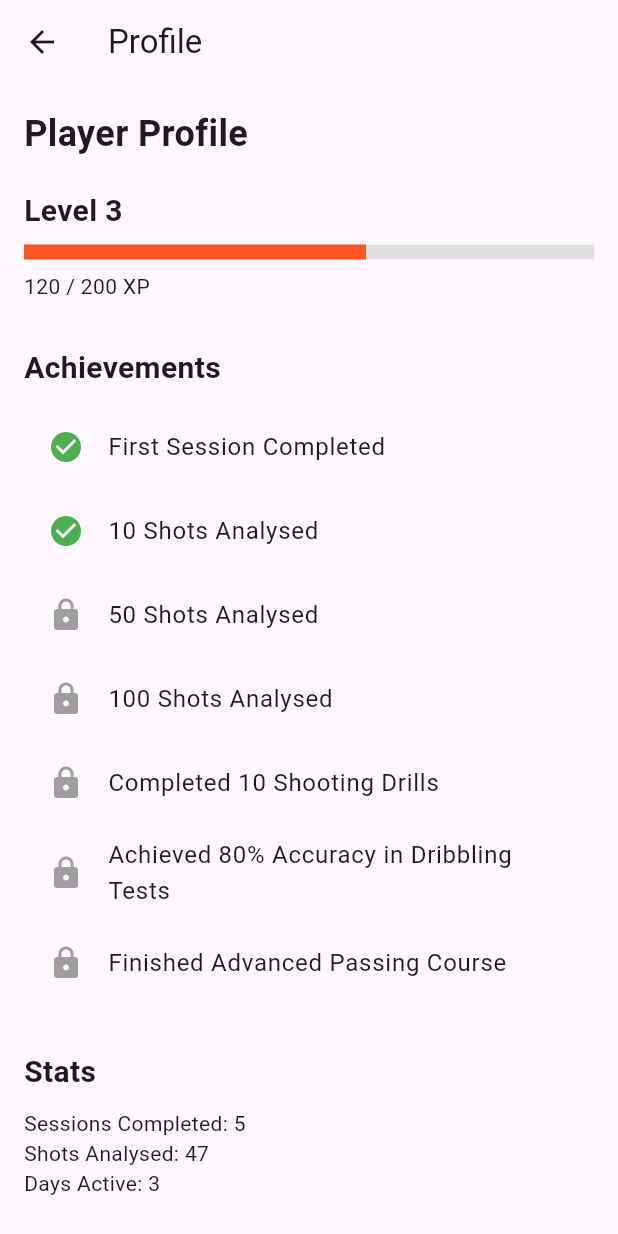
After one commit to Aymando10/basketball_coach_new, a Flutter app: the ProfilePage screen opened directly, on a phone screen of 412 x 824 dp. The commit adds this screen. Run offline on Flutter 3.47's test engine with Material 3 defaults, Android fonts, the phone set to English and light mode, and no system bars; our stand-ins replace camera, youtube_player_iframe.

Commit message:
Pages MVP
Implemented Minimum viable product of profile achievement page and coaching tutorial page.

```diff
--- /dev/null
+++ b/lib/pages/profile_page.dart
@@ -0,0 +1,90 @@
+import 'package:flutter/material.dart';
+
+class ProfilePage extends StatelessWidget {
+  ProfilePage({super.key});
+
+  final int level = 3;
+  final int xp = 120;
+  final int xpToNext = 200;
+
+  final List<String> achievementsUnlocked = [
+    "First Session Completed",
+    "10 Shots Analysed",
+  ];
+
+  final List<String> achievementsLocked = [
+    "50 Shots Analysed",
+    "100 Shots Analysed",
+    "Completed 10 Shooting Drills",
+    "Achieved 80% Accuracy in Dribbling Tests",
+    "Finished Advanced Passing Course",
+  ];
+
+  @override
+  Widget build(BuildContext context) {
+    return Scaffold(
+      appBar: AppBar(title: const Text("Profile")),
+      body: Padding(
+        padding: const EdgeInsets.all(16),
+        child: Column(
+          crossAxisAlignment: CrossAxisAlignment.start,
+          children: [
+            /// Player Header
+            const Text(
+              "Player Profile",
+              style: TextStyle(fontSize: 24, fontWeight: FontWeight.bold),
+            ),
+
+            const SizedBox(height: 20),
+
+            /// Level & XP
+            Text("Level $level",
+                style: const TextStyle(
+                    fontSize: 20, fontWeight: FontWeight.w600)),
+            const SizedBox(height: 8),
+            LinearProgressIndicator(
+              value: xp / xpToNext,
+              minHeight: 10,
+              backgroundColor: Colors.grey.shade300,
+              color: Colors.deepOrange,
+            ),
+            const SizedBox(height: 8),
+            Text("$xp / $xpToNext XP"),
+
+            const SizedBox(height: 30),
+
+            /// Achievements
+            const Text(
+              "Achievements",
+              style: TextStyle(fontSize: 20, fontWeight: FontWeight.bold),
+            ),
+
+            const SizedBox(height: 10),
+
+            ...achievementsUnlocked.map((a) => ListTile(
+                  leading: const Icon(Icons.check_circle, color: Colors.green),
+                  title: Text(a),
+                )),
+
+            ...achievementsLocked.map((a) => ListTile(
+                  leading: const Icon(Icons.lock, color: Colors.grey),
+                  title: Text(a),
+                )),
+
+            const SizedBox(height: 30),
+
+            /// Stats (placeholders)
+            const Text(
+              "Stats",
+              style: TextStyle(fontSize: 20, fontWeight: FontWeight.bold),
+            ),
+            const SizedBox(height: 10),
+            const Text("Sessions Completed: 5"),
+            const Text("Shots Analysed: 47"),
+            const Text("Days Active: 3"),
+          ],
+        ),
+      ),
+    );
+  }
+}
--- a/pubspec.yaml
+++ b/pubspec.yaml
@@ -16,6 +16,7 @@ dependencies:
   path_provider: ^2.0.11
   image: ^4.0.21
   http_parser: ^4.1.2
+  youtube_player_iframe: ^5.1.2
 
 dev_dependencies:
   flutter_test:
```
Also changed, not shown: lib/main.dart (+32 -11 lines), lib/pages/body_tracking_page.dart (+68 -127 lines), lib/pages/home_page.dart (+3 -4 lines), lib/pages/learning_page.dart (added, +114 -0 lines), pubspec.lock, 7 other files.
